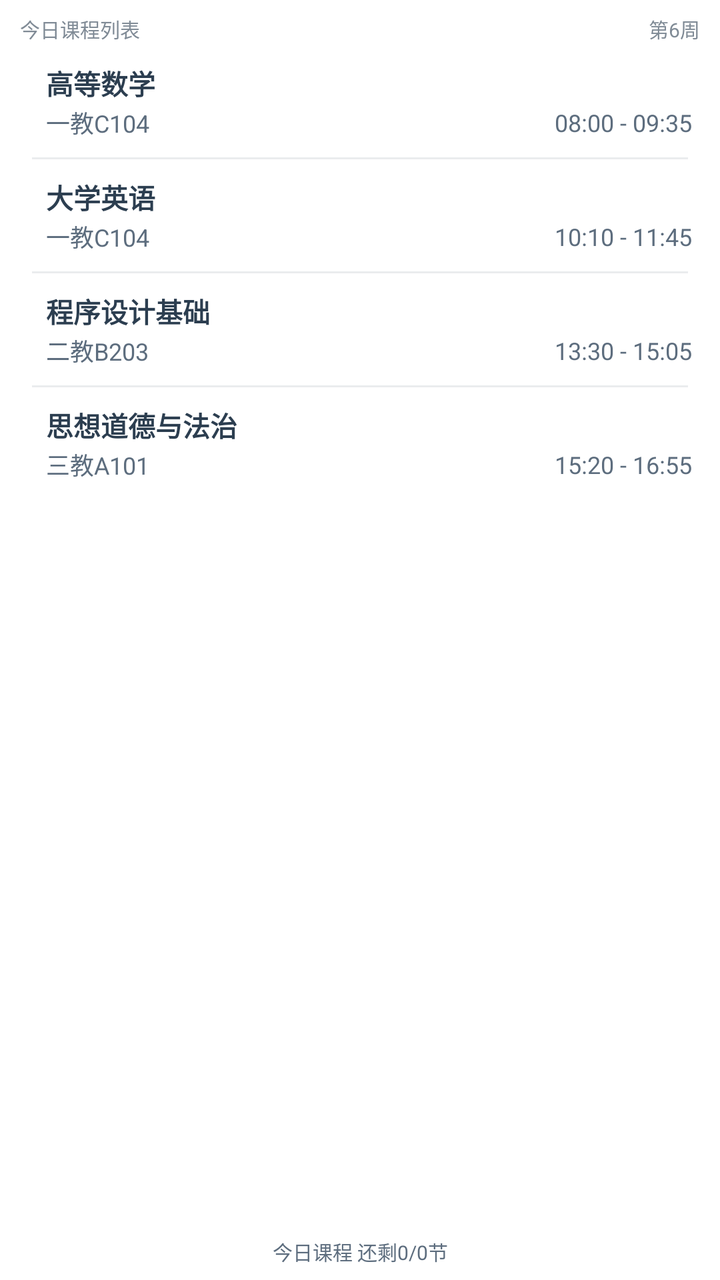
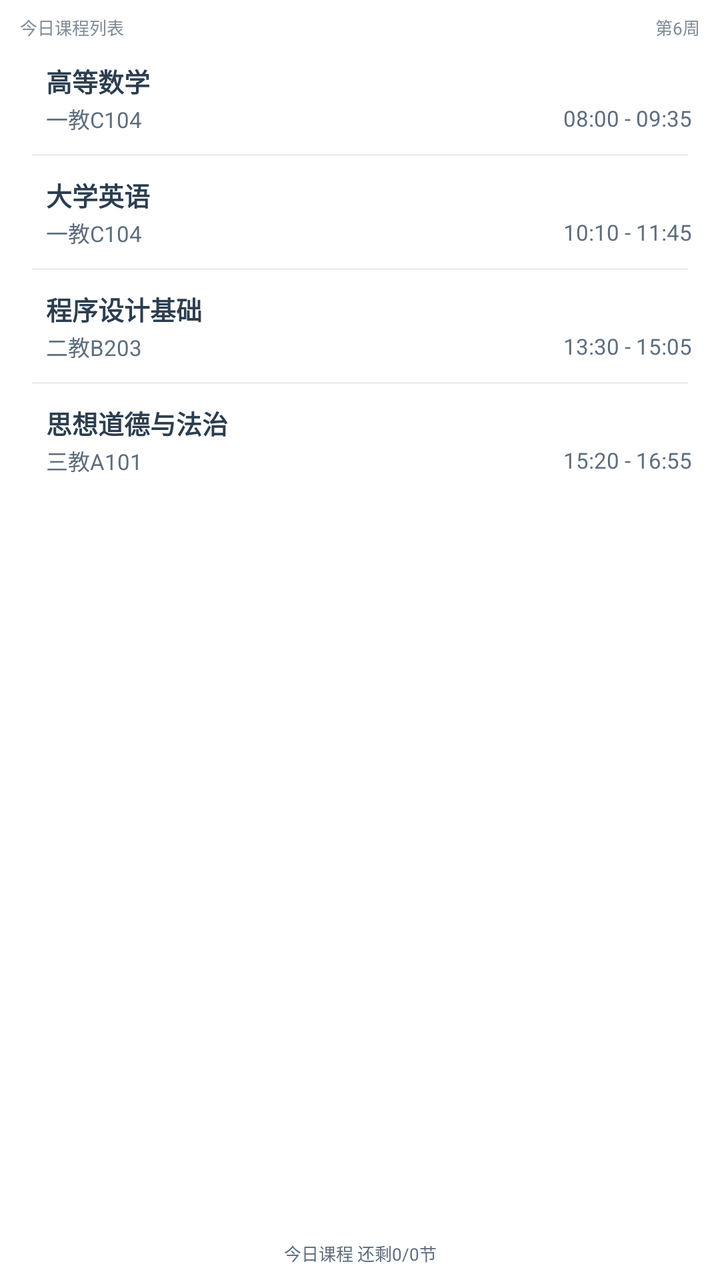

Two renders of the same Android screen: before a commit and after it. Below are the layout's source before the change and the commit's diff.
<!-- AndroidManifest.xml: fallback theme Theme.MaterialComponents.DayNight.NoActionBar -->
<!-- res/layout/widget_today_large.xml -->
<?xml version="1.0" encoding="utf-8"?>
<FrameLayout xmlns:android="http://schemas.android.com/apk/res/android"
    android:id="@+id/widget_large_root"
    android:layout_width="match_parent"
    android:layout_height="match_parent">

    <LinearLayout
        android:id="@+id/widget_large_card"
        android:layout_width="match_parent"
        android:layout_height="match_parent"
        android:background="@drawable/widget_demo_card_bg"
        android:orientation="vertical"
        android:paddingLeft="10dp"
        android:paddingTop="7dp"
        android:paddingRight="10dp"
        android:paddingBottom="7dp">

        
        <LinearLayout
            android:layout_width="match_parent"
            android:layout_height="wrap_content"
            android:layout_marginBottom="3dp"
            android:gravity="center_vertical"
            android:orientation="horizontal">

            <TextView
                android:id="@+id/widget_large_heading"
                android:layout_width="0dp"
                android:layout_height="wrap_content"
                android:layout_weight="1"
                android:ellipsize="end"
                android:maxLines="1"
                android:text="今日课程列表"
                android:textColor="@color/widget_couple_text_hint"
                android:textSize="10sp" />

            <TextView
                android:id="@+id/widget_large_week"
                android:layout_width="wrap_content"
                android:layout_height="wrap_content"
                android:layout_marginLeft="6dp"
                android:maxLines="1"
                android:text="第6周"
                android:textColor="@color/widget_couple_text_hint"
                android:textSize="10sp" />
        </LinearLayout>

        
        <LinearLayout
            android:id="@+id/widget_large_list"
            android:layout_width="match_parent"
            android:layout_height="0dp"
            android:layout_weight="1"
            android:orientation="vertical">

            
            <LinearLayout
                android:id="@+id/widget_large_row_1"
                android:layout_width="match_parent"
                android:layout_height="52dp"
                android:gravity="center_vertical"
                android:orientation="horizontal"
                android:padding="4dp">

                <ImageView
                    android:id="@+id/widget_large_row_1_bar"
                    android:layout_width="3dp"
                    android:layout_height="40dp"
                    android:layout_marginTop="2dp"
                    android:layout_marginBottom="2dp"
                    android:contentDescription="@null"
                    android:scaleType="fitXY"
                    android:src="@drawable/widget_couple_indicator" />

                <LinearLayout
                    android:layout_width="0dp"
                    android:layout_height="wrap_content"
                    android:layout_marginLeft="6dp"
                    android:layout_weight="1"
                    android:orientation="vertical">

                    <LinearLayout
                        android:layout_width="match_parent"
                        android:layout_height="wrap_content"
                        android:gravity="center_vertical"
                        android:orientation="horizontal">

                        <TextView
                            android:id="@+id/widget_large_row_1_name"
                            android:layout_width="0dp"
                            android:layout_height="wrap_content"
                            android:layout_weight="1"
                            android:ellipsize="end"
                            android:maxLines="1"
                            android:text="高等数学"
                            android:textColor="@color/widget_couple_text_primary"
                            android:textSize="13.5sp"
                            android:textStyle="bold" />

                        <ImageView
                            android:id="@+id/widget_large_row_1_weather_icon"
                            android:layout_width="13dp"
                            android:layout_height="13dp"
                            android:layout_marginLeft="2dp"
                            android:contentDescription="@null"
                            android:visibility="gone" />

                        <TextView
                            android:id="@+id/widget_large_row_1_weather_text"
                            android:layout_width="wrap_content"
                            android:layout_height="wrap_content"
                            android:layout_marginLeft="1dp"
                            android:maxLines="1"
                            android:text="27°"
                            android:textColor="@color/widget_couple_text_secondary"
                            android:textSize="10sp"
                            android:textStyle="bold"
                            android:visibility="gone" />
                    </LinearLayout>

                    <RelativeLayout
                        android:layout_width="match_parent"
                        android:layout_height="wrap_content"
                        android:layout_marginTop="1dp">

                        <TextView
                            android:id="@+id/widget_large_row_1_location"
                            android:layout_width="match_parent"
                            android:layout_height="wrap_content"
                            android:layout_alignParentLeft="true"
                            android:layout_centerVertical="true"
                            android:layout_toLeftOf="@+id/widget_large_row_1_time"
                            android:ellipsize="end"
                            android:maxLines="1"
                            android:text="一教C104"
                            android:textColor="@color/widget_couple_text_secondary"
                            android:textSize="12sp" />

                        <TextView
                            android:id="@+id/widget_large_row_1_time"
                            android:layout_width="wrap_content"
                            android:layout_height="wrap_content"
                            android:layout_alignParentRight="true"
                            android:layout_centerVertical="true"
                            android:layout_marginLeft="5dp"
                            android:maxLines="1"
                            android:text="08:00 - 09:35"
                            android:textColor="@color/widget_couple_text_secondary"
                            android:textSize="12sp" />
                    </RelativeLayout>

                    <ImageView
                        android:id="@+id/widget_large_row_1_progress"
                        android:layout_width="match_parent"
                        android:layout_height="3dp"
                        android:layout_marginTop="2dp"
                        android:contentDescription="@null"
                        android:scaleType="fitXY"
                        android:visibility="gone" />
                </LinearLayout>
            </LinearLayout>

            <LinearLayout
                android:id="@+id/widget_large_divider_1"
                android:layout_width="match_parent"
                android:layout_height="1dp"
                android:layout_marginLeft="6dp"
                android:layout_marginTop="2dp"
                android:layout_marginRight="6dp"
                android:layout_marginBottom="2dp"
                android:background="@color/widget_couple_divider"
                android:orientation="horizontal" />

            
            <LinearLayout
                android:id="@+id/widget_large_row_2"
                android:layout_width="match_parent"
                android:layout_height="52dp"
                android:gravity="center_vertical"
                android:orientation="horizontal"
                android:padding="4dp">

                <ImageView
                    android:id="@+id/widget_large_row_2_bar"
                    android:layout_width="3dp"
                    android:layout_height="40dp"
                    android:layout_marginTop="2dp"
                    android:layout_marginBottom="2dp"
                    android:contentDescription="@null"
                    android:scaleType="fitXY"
                    android:src="@drawable/widget_couple_indicator" />

                <LinearLayout
                    android:layout_width="0dp"
                    android:layout_height="wrap_content"
                    android:layout_marginLeft="6dp"
                    android:layout_weight="1"
                    android:orientation="vertical">

                    <LinearLayout
                        android:layout_width="match_parent"
                        android:layout_height="wrap_content"
                        android:gravity="center_vertical"
                        android:orientation="horizontal">

                        <TextView
                            android:id="@+id/widget_large_row_2_name"
                            android:layout_width="0dp"
                            android:layout_height="wrap_content"
                            android:layout_weight="1"
                            android:ellipsize="end"
                            android:maxLines="1"
                            android:text="大学英语"
                            android:textColor="@color/widget_couple_text_primary"
                            android:textSize="13.5sp"
                            android:textStyle="bold" />

                        <ImageView
                            android:id="@+id/widget_large_row_2_weather_icon"
                            android:layout_width="13dp"
                            android:layout_height="13dp"
                            android:layout_marginLeft="2dp"
                            android:contentDescription="@null"
                            android:visibility="gone" />

                        <TextView
                            android:id="@+id/widget_large_row_2_weather_text"
                            android:layout_width="wrap_content"
                            android:layout_height="wrap_content"
                            android:layout_marginLeft="1dp"
                            android:maxLines="1"
                            android:text="27°"
                            android:textColor="@color/widget_couple_text_secondary"
                            android:textSize="10sp"
                            android:textStyle="bold"
                            android:visibility="gone" />
                    </LinearLayout>

                    <RelativeLayout
                        android:layout_width="match_parent"
                        android:layout_height="wrap_content"
                        android:layout_marginTop="1dp">

                        <TextView
                            android:id="@+id/widget_large_row_2_location"
                            android:layout_width="match_parent"
                            android:layout_height="wrap_content"
                            android:layout_alignParentLeft="true"
                            android:layout_centerVertical="true"
                            android:layout_toLeftOf="@+id/widget_large_row_2_time"
                            android:ellipsize="end"
                            android:maxLines="1"
                            android:text="一教C104"
                            android:textColor="@color/widget_couple_text_secondary"
                            android:textSize="12sp" />

                        <TextView
                            android:id="@+id/widget_large_row_2_time"
                            android:layout_width="wrap_content"
                            android:layout_height="wrap_content"
                            android:layout_alignParentRight="true"
                            android:layout_centerVertical="true"
                            android:layout_marginLeft="5dp"
                            android:maxLines="1"
                            android:text="10:10 - 11:45"
                            android:textColor="@color/widget_couple_text_secondary"
                            android:textSize="12sp" />
                    </RelativeLayout>

                    <ImageView
                        android:id="@+id/widget_large_row_2_progress"
                        android:layout_width="match_parent"
                        android:layout_height="3dp"
                        android:layout_marginTop="2dp"
                        android:contentDescription="@null"
                        android:scaleType="fitXY"
                        android:visibility="gone" />
                </LinearLayout>
            </LinearLayout>

            <LinearLayout
                android:id="@+id/widget_large_divider_2"
                android:layout_width="match_parent"
                android:layout_height="1dp"
                android:layout_marginLeft="6dp"
                android:layout_marginTop="2dp"
                android:layout_marginRight="6dp"
                android:layout_marginBottom="2dp"
                android:background="@color/widget_couple_divider"
                android:orientation="horizontal" />

            
            <LinearLayout
                android:id="@+id/widget_large_row_3"
                android:layout_width="match_parent"
                android:layout_height="52dp"
                android:gravity="center_vertical"
                android:orientation="horizontal"
                android:padding="4dp">

                <ImageView
                    android:id="@+id/widget_large_row_3_bar"
                    android:layout_width="3dp"
                    android:layout_height="40dp"
                    android:layout_marginTop="2dp"
                    android:layout_marginBottom="2dp"
                    android:contentDescription="@null"
                    android:scaleType="fitXY"
                    android:src="@drawable/widget_couple_indicator" />

                <LinearLayout
                    android:layout_width="0dp"
                    android:layout_height="wrap_content"
                    android:layout_marginLeft="6dp"
                    android:layout_weight="1"
                    android:orientation="vertical">

                    <LinearLayout
                        android:layout_width="match_parent"
                        android:layout_height="wrap_content"
                        android:gravity="center_vertical"
                        android:orientation="horizontal">

                        <TextView
                            android:id="@+id/widget_large_row_3_name"
                            android:layout_width="0dp"
                            android:layout_height="wrap_content"
                            android:layout_weight="1"
                            android:ellipsize="end"
                            android:maxLines="1"
                            android:text="程序设计基础"
                            android:textColor="@color/widget_couple_text_primary"
                            android:textSize="13.5sp"
                            android:textStyle="bold" />

                        <ImageView
                            android:id="@+id/widget_large_row_3_weather_icon"
                            android:layout_width="13dp"
                            android:layout_height="13dp"
                            android:layout_marginLeft="2dp"
                            android:contentDescription="@null"
                            android:visibility="gone" />

                        <TextView
                            android:id="@+id/widget_large_row_3_weather_text"
                            android:layout_width="wrap_content"
                            android:layout_height="wrap_content"
                            android:layout_marginLeft="1dp"
                            android:maxLines="1"
                            android:text="23°"
                            android:textColor="@color/widget_couple_text_secondary"
                            android:textSize="10sp"
                            android:textStyle="bold"
                            android:visibility="gone" />
                    </LinearLayout>

                    <RelativeLayout
                        android:layout_width="match_parent"
                        android:layout_height="wrap_content"
                        android:layout_marginTop="1dp">

                        <TextView
                            android:id="@+id/widget_large_row_3_location"
                            android:layout_width="match_parent"
                            android:layout_height="wrap_content"
                            android:layout_alignParentLeft="true"
                            android:layout_centerVertical="true"
                            android:layout_toLeftOf="@+id/widget_large_row_3_time"
                            android:ellipsize="end"
                            android:maxLines="1"
                            android:text="二教B203"
                            android:textColor="@color/widget_couple_text_secondary"
                            android:textSize="12sp" />

                        <TextView
                            android:id="@+id/widget_large_row_3_time"
                            android:layout_width="wrap_content"
                            android:layout_height="wrap_content"
                            android:layout_alignParentRight="true"
                            android:layout_centerVertical="true"
                            android:layout_marginLeft="5dp"
                            android:maxLines="1"
                            android:text="13:30 - 15:05"
                            android:textColor="@color/widget_couple_text_secondary"
                            android:textSize="12sp" />
                    </RelativeLayout>

                    <ImageView
                        android:id="@+id/widget_large_row_3_progress"
                        android:layout_width="match_parent"
                        android:layout_height="3dp"
                        android:layout_marginTop="2dp"
                        android:contentDescription="@null"
                        android:scaleType="fitXY"
                        android:visibility="gone" />
                </LinearLayout>
            </LinearLayout>

            <LinearLayout
                android:id="@+id/widget_large_divider_3"
                android:layout_width="match_parent"
                android:layout_height="1dp"
                android:layout_marginLeft="6dp"
                android:layout_marginTop="2dp"
                android:layout_marginRight="6dp"
                android:layout_marginBottom="2dp"
                android:background="@color/widget_couple_divider"
                android:orientation="horizontal" />

            
            <LinearLayout
                android:id="@+id/widget_large_row_4"
                android:layout_width="match_parent"
                android:layout_height="52dp"
                android:gravity="center_vertical"
                android:orientation="horizontal"
                android:padding="4dp">

                <ImageView
                    android:id="@+id/widget_large_row_4_bar"
                    android:layout_width="3dp"
                    android:layout_height="40dp"
                    android:layout_marginTop="2dp"
                    android:layout_marginBottom="2dp"
                    android:contentDescription="@null"
                    android:scaleType="fitXY"
                    android:src="@drawable/widget_couple_indicator" />

                <LinearLayout
                    android:layout_width="0dp"
                    android:layout_height="wrap_content"
                    android:layout_marginLeft="6dp"
                    android:layout_weight="1"
                    android:orientation="vertical">

                    <LinearLayout
                        android:layout_width="match_parent"
                        android:layout_height="wrap_content"
                        android:gravity="center_vertical"
                        android:orientation="horizontal">

                        <TextView
                            android:id="@+id/widget_large_row_4_name"
                            android:layout_width="0dp"
                            android:layout_height="wrap_content"
                            android:layout_weight="1"
                            android:ellipsize="end"
                            android:maxLines="1"
                            android:text="思想道德与法治"
                            android:textColor="@color/widget_couple_text_primary"
                            android:textSize="13.5sp"
                            android:textStyle="bold" />

                        <ImageView
                            android:id="@+id/widget_large_row_4_weather_icon"
                            android:layout_width="13dp"
                            android:layout_height="13dp"
                            android:layout_marginLeft="2dp"
                            android:contentDescription="@null"
                            android:visibility="gone" />

                        <TextView
                            android:id="@+id/widget_large_row_4_weather_text"
                            android:layout_width="wrap_content"
                            android:layout_height="wrap_content"
                            android:layout_marginLeft="1dp"
                            android:maxLines="1"
                            android:text="21°"
                            android:textColor="@color/widget_couple_text_secondary"
                            android:textSize="10sp"
                            android:textStyle="bold"
                            android:visibility="gone" />
                    </LinearLayout>

                    <RelativeLayout
                        android:layout_width="match_parent"
                        android:layout_height="wrap_content"
                        android:layout_marginTop="1dp">

                        <TextView
                            android:id="@+id/widget_large_row_4_location"
                            android:layout_width="match_parent"
                            android:layout_height="wrap_content"
                            android:layout_alignParentLeft="true"
                            android:layout_centerVertical="true"
                            android:layout_toLeftOf="@+id/widget_large_row_4_time"
                            android:ellipsize="end"
                            android:maxLines="1"
                            android:text="三教A101"
                            android:textColor="@color/widget_couple_text_secondary"
                            android:textSize="12sp" />

                        <TextView
                            android:id="@+id/widget_large_row_4_time"
                            android:layout_width="wrap_content"
                            android:layout_height="wrap_content"
                            android:layout_alignParentRight="true"
                            android:layout_centerVertical="true"
                            android:layout_marginLeft="5dp"
                            android:maxLines="1"
                            android:text="15:20 - 16:55"
                            android:textColor="@color/widget_couple_text_secondary"
                            android:textSize="12sp" />
                    </RelativeLayout>

                    <ImageView
                        android:id="@+id/widget_large_row_4_progress"
                        android:layout_width="match_parent"
                        android:layout_height="3dp"
                        android:layout_marginTop="2dp"
                        android:contentDescription="@null"
                        android:scaleType="fitXY"
                        android:visibility="gone" />
                </LinearLayout>
            </LinearLayout>

            
            <TextView
                android:id="@+id/widget_large_empty"
                android:layout_width="match_parent"
                android:layout_height="0dp"
                android:layout_weight="1"
                android:gravity="center"
                android:maxLines="2"
                android:text="🍵 今天没有课程"
                android:textColor="@color/widget_couple_text_hint"
                android:textSize="14sp"
                android:visibility="gone" />
        </LinearLayout>

        
        <TextView
            android:id="@+id/widget_large_footer"
            android:layout_width="match_parent"
            android:layout_height="wrap_content"
            android:ellipsize="end"
            android:gravity="center"
            android:maxLines="1"
            android:paddingTop="5dp"
            android:text="今日课程 还剩0/0节"
            android:textColor="@color/widget_couple_text_secondary"
            android:textSize="10sp" />
    </LinearLayout>
</FrameLayout>
<!-- resources referenced by this layout -->
<resources>
  <color name="widget_couple_divider">#EAECEE</color>
  <color name="widget_couple_text_hint">#808B96</color>
  <color name="widget_couple_text_primary">#2C3E50</color>
  <color name="widget_couple_text_secondary">#5D6D7E</color>
  <!-- drawable widget_couple_indicator (drawable) -->
  <?xml version="1.0" encoding="utf-8"?>
  <shape xmlns:android="http://schemas.android.com/apk/res/android">
      <solid android:color="#FFFFFF" />
      <corners android:radius="10dp" />
      <size android:width="4dp" android:height="40dp" />
  </shape>
  <!-- drawable widget_demo_card_bg (drawable) -->
  <?xml version="1.0" encoding="utf-8"?>
  <shape xmlns:android="http://schemas.android.com/apk/res/android">
      <solid android:color="#FFFFFF" />
      <corners android:radius="18dp" />
  </shape>
</resources>

<!-- the commit's change to res/layout/widget_today_large.xml (unified diff, before → after) -->
@@ -32,7 +32,7 @@
                 android:maxLines="1"
                 android:text="今日课程列表"
                 android:textColor="@color/widget_couple_text_hint"
-                android:textSize="10sp" />
+                android:textSize="8.5sp" />
 
             <TextView
                 android:id="@+id/widget_large_week"
@@ -42,7 +42,7 @@
                 android:maxLines="1"
                 android:text="第6周"
                 android:textColor="@color/widget_couple_text_hint"
-                android:textSize="10sp" />
+                android:textSize="8.5sp" />
         </LinearLayout>
 
         
@@ -94,7 +94,7 @@
                             android:maxLines="1"
                             android:text="高等数学"
                             android:textColor="@color/widget_couple_text_primary"
-                            android:textSize="13.5sp"
+                            android:textSize="13sp"
                             android:textStyle="bold" />
 
                         <ImageView
@@ -113,7 +113,7 @@
                             android:maxLines="1"
                             android:text="27°"
                             android:textColor="@color/widget_couple_text_secondary"
-                            android:textSize="10sp"
+                            android:textSize="9.5sp"
                             android:textStyle="bold"
                             android:visibility="gone" />
                     </LinearLayout>
@@ -134,7 +134,7 @@
                             android:maxLines="1"
                             android:text="一教C104"
                             android:textColor="@color/widget_couple_text_secondary"
-                            android:textSize="12sp" />
+                            android:textSize="11sp" />
 
                         <TextView
                             android:id="@+id/widget_large_row_1_time"
@@ -146,7 +146,7 @@
                             android:maxLines="1"
                             android:text="08:00 - 09:35"
                             android:textColor="@color/widget_couple_text_secondary"
-                            android:textSize="12sp" />
+                            android:textSize="11sp" />
                     </RelativeLayout>
 
                     <ImageView
@@ -212,7 +212,7 @@
                             android:maxLines="1"
                             android:text="大学英语"
                             android:textColor="@color/widget_couple_text_primary"
-                            android:textSize="13.5sp"
+                            android:textSize="13sp"
                             android:textStyle="bold" />
 
                         <ImageView
@@ -231,7 +231,7 @@
                             android:maxLines="1"
                             android:text="27°"
                             android:textColor="@color/widget_couple_text_secondary"
-                            android:textSize="10sp"
+                            android:textSize="9.5sp"
                             android:textStyle="bold"
                             android:visibility="gone" />
                     </LinearLayout>
@@ -252,7 +252,7 @@
                             android:maxLines="1"
                             android:text="一教C104"
                             android:textColor="@color/widget_couple_text_secondary"
-                            android:textSize="12sp" />
+                            android:textSize="11sp" />
 
                         <TextView
                             android:id="@+id/widget_large_row_2_time"
@@ -264,7 +264,7 @@
                             android:maxLines="1"
                             android:text="10:10 - 11:45"
                             android:textColor="@color/widget_couple_text_secondary"
-                            android:textSize="12sp" />
+                            android:textSize="11sp" />
                     </RelativeLayout>
 
                     <ImageView
@@ -330,7 +330,7 @@
                             android:maxLines="1"
                             android:text="程序设计基础"
                             android:textColor="@color/widget_couple_text_primary"
-                            android:textSize="13.5sp"
+                            android:textSize="13sp"
                             android:textStyle="bold" />
 
                         <ImageView
@@ -349,7 +349,7 @@
                             android:maxLines="1"
                             android:text="23°"
                             android:textColor="@color/widget_couple_text_secondary"
-                            android:textSize="10sp"
+                            android:textSize="9.5sp"
                             android:textStyle="bold"
                             android:visibility="gone" />
                     </LinearLayout>
@@ -370,7 +370,7 @@
                             android:maxLines="1"
                             android:text="二教B203"
                             android:textColor="@color/widget_couple_text_secondary"
-                            android:textSize="12sp" />
+                            android:textSize="11sp" />
 
                         <TextView
                             android:id="@+id/widget_large_row_3_time"
@@ -382,7 +382,7 @@
                             android:maxLines="1"
                             android:text="13:30 - 15:05"
                             android:textColor="@color/widget_couple_text_secondary"
-                            android:textSize="12sp" />
+                            android:textSize="11sp" />
                     </RelativeLayout>
 
                     <ImageView
@@ -448,7 +448,7 @@
                             android:maxLines="1"
                             android:text="思想道德与法治"
                             android:textColor="@color/widget_couple_text_primary"
-                            android:textSize="13.5sp"
+                            android:textSize="13sp"
                             android:textStyle="bold" />
 
                         <ImageView
@@ -467,7 +467,7 @@
                             android:maxLines="1"
                             android:text="21°"
                             android:textColor="@color/widget_couple_text_secondary"
-                            android:textSize="10sp"
+                            android:textSize="9.5sp"
                             android:textStyle="bold"
                             android:visibility="gone" />
                     </LinearLayout>
@@ -488,7 +488,7 @@
                             android:maxLines="1"
                             android:text="三教A101"
                             android:textColor="@color/widget_couple_text_secondary"
-                            android:textSize="12sp" />
+                            android:textSize="11sp" />
 
                         <TextView
                             android:id="@+id/widget_large_row_4_time"
@@ -500,7 +500,7 @@
                             android:maxLines="1"
                             android:text="15:20 - 16:55"
                             android:textColor="@color/widget_couple_text_secondary"
-                            android:textSize="12sp" />
+                            android:textSize="11sp" />
                     </RelativeLayout>
 
                     <ImageView
@@ -524,7 +524,7 @@
                 android:maxLines="2"
                 android:text="🍵 今天没有课程"
                 android:textColor="@color/widget_couple_text_hint"
-                android:textSize="14sp"
+                android:textSize="13.5sp"
                 android:visibility="gone" />
         </LinearLayout>
 
@@ -539,6 +539,6 @@
             android:paddingTop="5dp"
             android:text="今日课程 还剩0/0节"
             android:textColor="@color/widget_couple_text_secondary"
-            android:textSize="10sp" />
+            android:textSize="8.5sp" />
     </LinearLayout>
 </FrameLayout>
